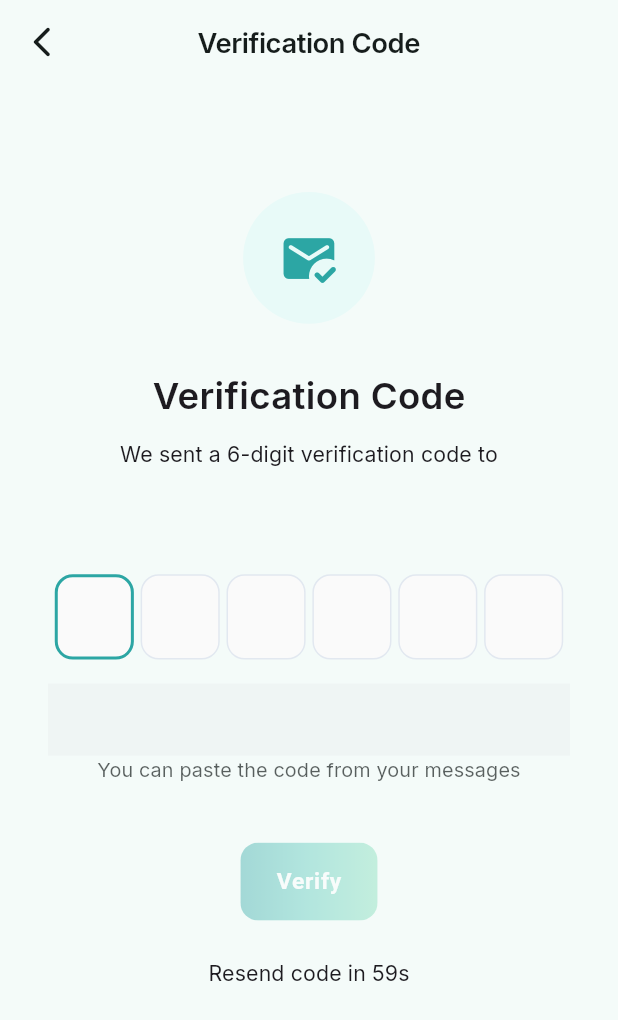
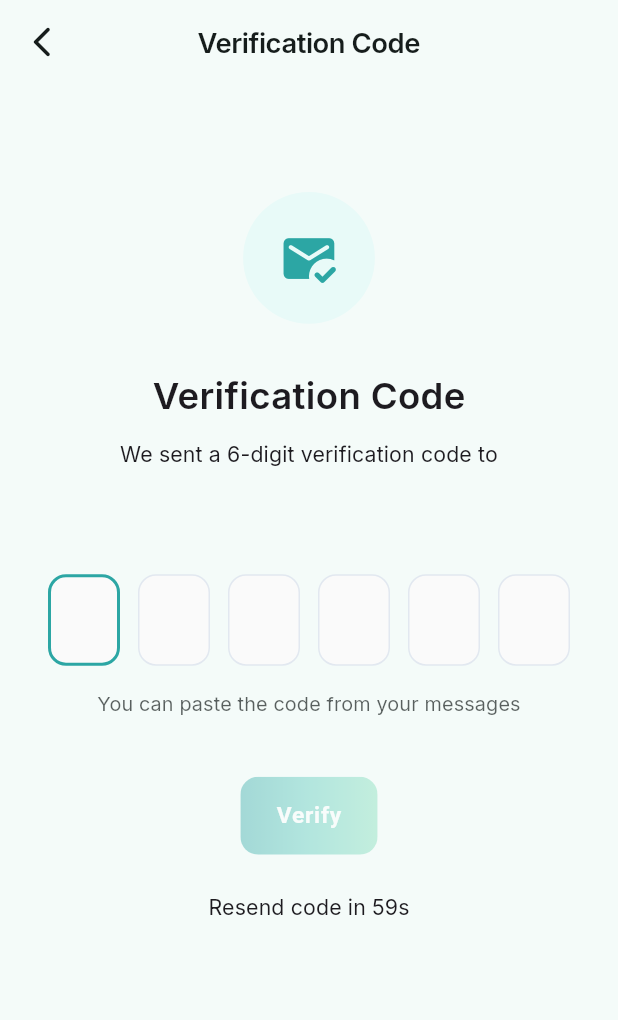
Before and after one commit to Younisonly/baby-Sitter-app, a Flutter app: the OtpScreen screen opened by its route, on a phone screen of 412 x 824 dp. Shown: the top 1020 px of the screen. Run offline on Flutter 3.47's test engine with Material 3 defaults, Android fonts, the phone set to English and light mode, and no system bars; drawn by our look-alikes of pinput; our stand-ins replace another_flushbar, audioplayers, cached_network_image, connectivity_plus, dio, file_picker and 26 more; missing offline and left inert: add_2_calendar, mobile_scanner, record; accounts and stored records are empty; generated files the repository leaves out were written again; network calls fail.

Commit message:
fix: critical forgot-password email bug (orWhere null phone matched all users) + pinput OTP field with paste support

```diff
--- a/untitled/lib/features/auth/presentation/forgot_password/forgot_password_screen.dart
+++ b/untitled/lib/features/auth/presentation/forgot_password/forgot_password_screen.dart
@@ -129,7 +129,6 @@ class _ForgotPasswordScreenState extends ConsumerState<ForgotPasswordScreen> {
                         icon: Icons.email_rounded,
                         label: strings[AppLocalization.channel_email] ??
                             'Email',
-                        subtitle: 'example@email.com',
                         onTap: () => setState(() {
                           _channelIsEmail = true;
                           _formKey.currentState?.reset();
@@ -143,7 +142,6 @@ class _ForgotPasswordScreenState extends ConsumerState<ForgotPasswordScreen> {
                         icon: Icons.sms_rounded,
                         label: strings[AppLocalization.channel_phone] ??
                             'Phone',
-                        subtitle: '+966 5X XXX XXXX',
                         onTap: () => setState(() {
                           _channelIsEmail = false;
                           _formKey.currentState?.reset();
@@ -214,14 +212,12 @@ class _ChannelCard extends StatelessWidget {
     required this.selected,
     required this.icon,
     required this.label,
-    required this.subtitle,
     required this.onTap,
   });
 
   final bool selected;
   final IconData icon;
   final String label;
-  final String subtitle;
   final VoidCallback onTap;
 
   @override
@@ -266,15 +262,6 @@ class _ChannelCard extends StatelessWidget {
                       : context.textPrimaryColor,
                 ),
               ),
-              SizedBox(height: 2.h),
-              Text(
-                subtitle,
-                style: AppTextStyles.bodySmall(
-                  color: context.textSecondaryColor,
-                ),
-                maxLines: 1,
-                overflow: TextOverflow.ellipsis,
-              ),
             ],
           ),
         ),
--- a/untitled/lib/features/auth/presentation/otp/otp_screen.dart
+++ b/untitled/lib/features/auth/presentation/otp/otp_screen.dart
@@ -3,6 +3,7 @@ import 'package:flutter/services.dart';
 import 'package:flutter_riverpod/flutter_riverpod.dart';
 import 'package:flutter_screenutil/flutter_screenutil.dart';
 import 'package:go_router/go_router.dart';
+import 'package:pinput/pinput.dart';
 import 'package:babysitter/core/constants/app_colors.dart';
 import 'package:babysitter/core/constants/app_radius.dart';
 import 'package:babysitter/core/constants/app_spacing.dart';
@@ -28,6 +29,7 @@ class _OtpScreenState extends ConsumerState<OtpScreen> {
   int _resendTimer = 60;
   bool _canResend = false;
   bool _isResending = false;
+  bool _autoVerifyFired = false;
 
   @override
   void initState() {
@@ -66,7 +68,8 @@ class _OtpScreenState extends ConsumerState<OtpScreen> {
       );
     }
     setState(() {});
-    if (_otp.length == 6) {
+    if (_otp.length == 6 && !_autoVerifyFired) {
+      _autoVerifyFired = true;
       _verify();
     }
   }
@@ -85,6 +88,13 @@ class _OtpScreenState extends ConsumerState<OtpScreen> {
       return;
     }
 
+    if (authState.otpToken == null) {
+      context.showErrorSnackBar(
+        'Session expired, please request a new code',
+      );
+      return;
+    }
+
     await ref.read(authProvider.notifier).verifyOtp(_otp);
 
     if (!mounted) return;
@@ -94,6 +104,7 @@ class _OtpScreenState extends ConsumerState<OtpScreen> {
         if (mounted) context.go(AppRoutes.home);
       });
     } else if (state.error != null) {
+      _autoVerifyFired = false;
       context.showErrorSnackBar(state.error ?? 'Please check your connection and try again');
     }
   }
@@ -193,64 +204,70 @@ class _OtpScreenState extends ConsumerState<OtpScreen> {
                 ),
               ),
               SizedBox(height: AppSpacing.xxl),
-              GestureDetector(
-                onTap: () => _otpFocusNode.requestFocus(),
-                behavior: HitTestBehavior.opaque,
-                child: Row(
-                  mainAxisAlignment: MainAxisAlignment.spaceEvenly,
-                  children: List.generate(6, (index) {
-                    final digit = _otp.length > index
-                        ? _otp[index]
-                        : null;
-                    final isActive = index == _otp.length;
-                    return AnimatedContainer(
-                      duration: const Duration(milliseconds: 150),
-                      width: 48.w,
-                      height: 56.h,
-                      alignment: Alignment.center,
+              Pinput(
+                controller: _otpController,
+                focusNode: _otpFocusNode,
+                length: 6,
+                autofocus: true,
+                keyboardType: TextInputType.number,
+                inputFormatters: [FilteringTextInputFormatter.digitsOnly],
+                onChanged: _onOtpChanged,
+                onCompleted: (value) {
+                  if (!_autoVerifyFired) {
+                    _autoVerifyFired = true;
+                    _verify();
+                  }
+                },
+                textInputAction: TextInputAction.done,
+                separatorBuilder: (index) => const SizedBox(
+                  width: AppSpacing.xs + 4,
+                ),
+                hapticFeedbackType: HapticFeedbackType.lightImpact,
+                focusedPinTheme: PinTheme(
+                  width: 52.w,
+                  height: 60.h,
+                  textStyle: AppTextStyles.headlineMedium(
+                    color: context.textPrimaryColor,
+                  ),
                   decoration: BoxDecoration(
                     color: AppColors.surfaceLight,
-                        borderRadius:
-                            BorderRadius.circular(AppRadius.md),
+                    borderRadius: BorderRadius.circular(AppRadius.md),
                     border: Border.all(
-                          width: isActive ? 2 : 1,
-                          color: isActive
-                              ? AppColors.primary
-                              : AppColors.dividerLight,
+                      color: AppColors.primary,
+                      width: 2,
                     ),
                   ),
-                      child: Text(
-                        digit ?? '',
-                        style: AppTextStyles.headlineMedium(
-                          color: digit == null
-                              ? AppColors.dividerLight
-                              : context.textPrimaryColor,
+                ),
+                defaultPinTheme: PinTheme(
+                  width: 52.w,
+                  height: 60.h,
+                  textStyle: AppTextStyles.headlineMedium(
+                    color: context.textPrimaryColor,
+                  ),
+                  decoration: BoxDecoration(
+                    color: AppColors.surfaceLight,
+                    borderRadius: BorderRadius.circular(AppRadius.md),
+                    border: Border.all(
+                      color: AppColors.dividerLight,
                     ),
                   ),
-                    );
-                  }),
+                ),
+                submittedPinTheme: PinTheme(
+                  width: 52.w,
+                  height: 60.h,
+                  textStyle: AppTextStyles.headlineMedium(
+                    color: context.textPrimaryColor,
+                  ),
+                  decoration: BoxDecoration(
+                    color: AppColors.primaryUltraLight,
+                    borderRadius: BorderRadius.circular(AppRadius.md),
+                    border: Border.all(
+                      color: AppColors.primary.withValues(alpha: 0.4),
+                    ),
+                  ),
                 ),
               ),
               SizedBox(height: AppSpacing.md),
-              TextField(
-                controller: _otpController,
-                focusNode: _otpFocusNode,
-                keyboardType: TextInputType.number,
-                inputFormatters: [
-                  FilteringTextInputFormatter.digitsOnly,
-                  LengthLimitingTextInputFormatter(6),
-                ],
-                autofocus: true,
-                showCursor: false,
-                style: const TextStyle(fontSize: 1, color: Colors.transparent),
-                decoration: const InputDecoration(
-                  border: InputBorder.none,
-                  enabledBorder: InputBorder.none,
-                  focusedBorder: InputBorder.none,
-                  counterText: '',
-                ),
-                onChanged: _onOtpChanged,
-              ),
               Text(
                 strings[AppLocalization.otp_paste_hint] ??
                     'You can paste the code from your messages',
--- a/untitled/pubspec.yaml
+++ b/untitled/pubspec.yaml
@@ -59,6 +59,7 @@ dependencies:
   qr_flutter: ^4.1.0
   geolocator: ^13.0.2
   google_maps_flutter: ^2.14.0
+  pinput: ^5.0.0
 
 dev_dependencies:
   flutter_test:
```
Also changed, not shown: untitled/pubspec.lock, 1 other file. Lines whose indentation alone changed are shown as unchanged.
